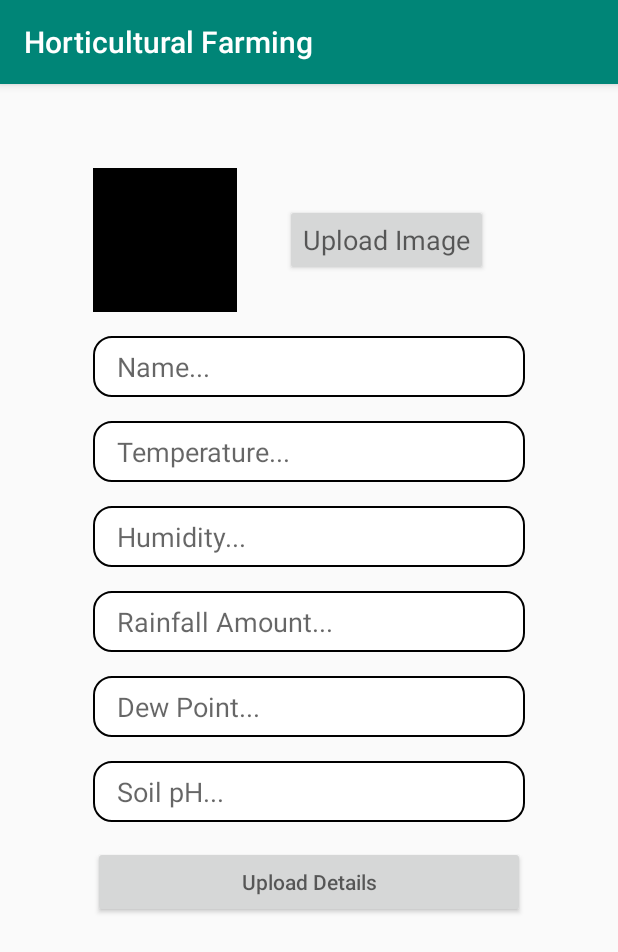
After one commit to CateNjeri01/horticultural_farming, an Android app: the AddRecommendationActivity screen opened directly, with no data from a screen before it, on a phone screen of 412 x 824 dp. The commit adds this screen. Shown: the top 952 px of the screen. Run offline under Robolectric (Android 15) with nearby library versions, the phone set to English and light mode, and no system bars; our stand-ins replace Firebase (no records; nobody signed in at launch, a user with empty details on screens opened directly); network calls fail; pictures from the network do not load.

Commit message:
Presentation Eve

```diff
--- a/app/build.gradle
+++ b/app/build.gradle
@@ -46,5 +46,7 @@ dependencies {
     implementation 'com.android.support:design:28.0.0'
     implementation 'com.android.support:cardview-v7:28.0.0'
     implementation 'com.android.support:recyclerview-v7:28.0.0'
+
+    implementation 'com.firebaseui:firebase-ui-database:4.3.2'
 }
 apply plugin: 'com.google.gms.google-services'
--- /dev/null
+++ b/app/src/main/java/tt/example/HorticulturalFarming/AddRecommendationActivity.java
@@ -0,0 +1,191 @@
+package tt.example.HorticulturalFarming;
+
+import android.Manifest;
+import android.content.Intent;
+import android.content.pm.PackageManager;
+import android.net.Uri;
+import android.os.Build;
+import android.support.annotation.Nullable;
+import android.support.v4.app.ActivityCompat;
+import android.support.v7.app.AppCompatActivity;
+import android.os.Bundle;
+import android.util.Log;
+import android.view.View;
+import android.widget.Button;
+import android.widget.EditText;
+import android.widget.ImageView;
+import android.widget.ProgressBar;
+import android.widget.Toast;
+
+import com.google.firebase.firestore.FirebaseFirestore;
+import com.google.firebase.storage.FirebaseStorage;
+import com.google.firebase.storage.StorageReference;
+import com.google.firebase.storage.UploadTask;
+
+import java.util.HashMap;
+import java.util.Map;
+import java.util.UUID;
+
+public class AddRecommendationActivity extends AppCompatActivity {
+
+    private static final String TAG = "AddRecommendationActivi";
+
+    public static final int IMAGE_RC = 100;
+    public static final int PERMISSON_RC = 101;
+
+    private Uri imageUri = null;
+
+    ImageView cropImageIV;
+    ProgressBar progressBar;
+    EditText nameET, tempET, humidityET, rainfallET, dewpointET, soilphET;
+    Button uploadImgBtn, uploadBtn;
+    private String mImageUrl;
+
+    @Override
+    protected void onCreate(Bundle savedInstanceState) {
+        super.onCreate(savedInstanceState);
+        setContentView(R.layout.activity_add_recommendation);
+
+        initComponents();
+
+        cropImageIV.setOnClickListener(v -> {
+
+            if (Build.VERSION.SDK_INT >= Build.VERSION_CODES.M) {
+
+                if (checkSelfPermission(Manifest.permission.READ_EXTERNAL_STORAGE) == PackageManager.PERMISSION_GRANTED) {
+                    openImageIntent();
+                } else {
+                    ActivityCompat.requestPermissions(this, new String[]{Manifest.permission.READ_EXTERNAL_STORAGE}, PERMISSON_RC);
+                }
+            } else {
+                openImageIntent();
+            }
+
+        });
+
+        uploadImgBtn.setOnClickListener(view -> uploadImage());
+
+        uploadBtn.setOnClickListener(view -> uploadDetails());
+    }
+
+    private void openImageIntent() {
+        Intent intent = new Intent();
+        intent.setType("image/*");
+        intent.setAction(Intent.ACTION_GET_CONTENT);
+
+        startActivityForResult(intent, IMAGE_RC);
+    }
+
+    private void initComponents() {
+
+        cropImageIV = findViewById(R.id.crop_image_iv);
+
+        progressBar = findViewById(R.id.progress);
+
+        nameET = findViewById(R.id.crop_name_et);
+        tempET = findViewById(R.id.crop_temp_et);
+        humidityET = findViewById(R.id.crop_humidity_et);
+        rainfallET = findViewById(R.id.crop_rainfall_et);
+        dewpointET = findViewById(R.id.crop_dewpoint_et);
+        soilphET = findViewById(R.id.crop_soilph_et);
+
+        uploadImgBtn = findViewById(R.id.upload_img_btn);
+        uploadBtn = findViewById(R.id.upload_btn);
+
+    }
+
+    @Override
+    protected void onActivityResult(int requestCode, int resultCode, @Nullable Intent data) {
+
+        if (resultCode == RESULT_OK) {
+
+            if (data != null) {
+                switch (requestCode) {
+                    case IMAGE_RC:
+                        imageUri = data.getData();
+                        cropImageIV.setImageURI(imageUri);
+                }
+            }
+        }
+
+        super.onActivityResult(requestCode, resultCode, data);
+    }
+
+    public void uploadImage() {
+        if (imageUri == null) return;
+
+        StorageReference cropRef = FirebaseStorage.getInstance().getReference("crops/" + UUID.randomUUID());
+
+
+        progressBar.setVisibility(View.VISIBLE);
+        progressBar.setProgress(0);
+        UploadTask cropUploadTask = cropRef.putFile(imageUri);
+        cropUploadTask
+                .addOnSuccessListener(taskSnapshot -> {
+                    cropRef.getDownloadUrl()
+                            .addOnSuccessListener(uri -> setImageURL(uri.toString()))
+                            .addOnFailureListener(e -> Log.e(TAG, "uploadImage: DownloadURL", e));
+
+                    progressBar.setVisibility(View.INVISIBLE);
+                })
+                .addOnFailureListener(e -> {
+                    Log.e(TAG, "uploadImage: Upload", e);
+                    progressBar.setVisibility(View.INVISIBLE);
+                })
+                .addOnProgressListener(taskSnapshot -> {
+                    int progress = (int) (100 * (taskSnapshot.getBytesTransferred() / taskSnapshot.getTotalByteCount()));
+                    progressBar.setProgress(progress);
+                });
+
+    }
+
+    private void setImageURL(String imageURL) {
+        mImageUrl = imageURL;
+
+        Log.d(TAG, "setImageURL: " + imageURL);
+    }
+
+
+    private void uploadDetails() {
+        String name = nameET.getText().toString().trim();
+        String temp = tempET.getText().toString().trim();
+        String humidity = humidityET.getText().toString().trim();
+        String rainfall = rainfallET.getText().toString().trim();
+        String dewPoint = dewpointET.getText().toString().trim();
+        String soilpH = soilphET.getText().toString().trim();
+
+        if (name.isEmpty() || temp.isEmpty() || humidity.isEmpty() || rainfall.isEmpty() || dewPoint.isEmpty() || soilpH.isEmpty()) {
+            Toast.makeText(this, "Fill in all the fields", Toast.LENGTH_SHORT).show();
+            return;
+        }
+
+        Map crop = new HashMap();
+        crop.put("name", name);
+        crop.put("image", mImageUrl);
+        crop.put("temp", temp);
+        crop.put("humidity", humidity);
+        crop.put("rainfall", rainfall);
+        crop.put("dewpoint", dewPoint);
+        crop.put("soilph", soilpH);
+
+        progressBar.setVisibility(View.VISIBLE);
+
+        FirebaseFirestore.getInstance().collection("recommendations")
+                .add(crop)
+                .addOnSuccessListener(documentReference -> {
+
+                    nameET.setText("");
+                    tempET.setText("");
+                    humidityET.setText("");
+                    rainfallET.setText("");
+                    dewpointET.setText("");
+                    soilphET.setText("");
+
+                    Toast.makeText(this, "Crop Recommendation Added", Toast.LENGTH_SHORT).show();
+                })
+                .addOnFailureListener(e -> Log.e(TAG, "uploadDetails: Upload", e));
+
+        progressBar.setVisibility(View.INVISIBLE);
+
+    }
+}
--- /dev/null
+++ b/app/src/main/res/drawable/tfbg.xml
@@ -0,0 +1,11 @@
+<?xml version="1.0" encoding="utf-8"?>
+<shape xmlns:android="http://schemas.android.com/apk/res/android"
+    android:shape="rectangle">
+
+    <solid android:color="@android:color/white" />
+    <corners android:radius="12dp" />
+    <stroke
+        android:width="1dp"
+        android:color="@android:color/black" />
+
+</shape>
--- /dev/null
+++ b/app/src/main/res/layout/activity_add_recommendation.xml
@@ -0,0 +1,129 @@
+<?xml version="1.0" encoding="utf-8"?>
+<RelativeLayout xmlns:android="http://schemas.android.com/apk/res/android"
+    xmlns:app="http://schemas.android.com/apk/res-auto"
+    xmlns:tools="http://schemas.android.com/tools"
+    android:layout_width="match_parent"
+    android:layout_height="match_parent"
+    tools:context=".AddRecommendationActivity">
+
+    <ProgressBar
+        android:id="@+id/progress"
+        style="?android:attr/progressBarStyleHorizontal"
+        android:layout_width="288dp"
+        android:layout_height="wrap_content"
+        android:visibility="invisible"
+        android:progress="20"
+        android:layout_centerHorizontal="true"
+        android:layout_marginTop="32dp" />
+
+    <LinearLayout
+        android:id="@+id/ll"
+        android:layout_width="288dp"
+        android:layout_height="wrap_content"
+        android:layout_below="@id/progress"
+        android:layout_centerHorizontal="true"
+        android:layout_marginTop="8dp"
+        android:orientation="horizontal">
+
+        <ImageView
+            android:id="@+id/crop_image_iv"
+            android:layout_width="96dp"
+            android:layout_height="96dp"
+            android:background="@android:color/black" />
+
+        <Button
+            android:id="@+id/upload_img_btn"
+            android:layout_width="wrap_content"
+            android:layout_height="wrap_content"
+            android:layout_gravity="center_vertical"
+            android:layout_marginStart="32dp"
+            android:text="Upload Image"
+            android:textAppearance="?android:attr/textAppearanceMedium" />
+    </LinearLayout>
+
+    <EditText
+        android:id="@+id/crop_name_et"
+        android:layout_width="288dp"
+        android:layout_height="wrap_content"
+        android:layout_below="@id/ll"
+        android:layout_centerHorizontal="true"
+        android:layout_marginTop="16dp"
+        android:background="@drawable/tfbg"
+        android:hint="Name..."
+        android:padding="8dp"
+        android:paddingStart="16dp" />
+
+    <EditText
+        android:id="@+id/crop_temp_et"
+        android:layout_width="288dp"
+        android:layout_height="wrap_content"
+        android:layout_below="@+id/crop_name_et"
+        android:layout_centerHorizontal="true"
+        android:layout_marginTop="16dp"
+        android:background="@drawable/tfbg"
+        android:hint="Temperature..."
+        android:padding="8dp"
+        android:paddingStart="16dp" />
+
+    <EditText
+        android:id="@+id/crop_humidity_et"
+        android:layout_width="288dp"
+        android:layout_height="wrap_content"
+        android:layout_below="@+id/crop_temp_et"
+        android:layout_centerHorizontal="true"
+        android:layout_marginTop="16dp"
+        android:background="@drawable/tfbg"
+        android:hint="Humidity..."
+        android:padding="8dp"
+        android:paddingStart="16dp" />
+
+    <EditText
+        android:id="@+id/crop_rainfall_et"
+        android:layout_width="288dp"
+        android:layout_height="wrap_content"
+        android:layout_below="@+id/crop_humidity_et"
+        android:layout_centerHorizontal="true"
+        android:layout_marginTop="16dp"
+        android:background="@drawable/tfbg"
+        android:hint="Rainfall Amount..."
+        android:padding="8dp"
+        android:paddingStart="16dp" />
+
+
+    <EditText
+        android:id="@+id/crop_dewpoint_et"
+        android:layout_width="288dp"
+        android:layout_height="wrap_content"
+        android:layout_below="@+id/crop_rainfall_et"
+        android:layout_centerHorizontal="true"
+        android:layout_marginTop="16dp"
+        android:background="@drawable/tfbg"
+        android:hint="Dew Point..."
+        android:padding="8dp"
+        android:paddingStart="16dp" />
+
+
+    <EditText
+        android:id="@+id/crop_soilph_et"
+        android:layout_width="288dp"
+        android:layout_height="wrap_content"
+        android:layout_below="@+id/crop_dewpoint_et"
+        android:layout_centerHorizontal="true"
+        android:layout_marginTop="16dp"
+        android:background="@drawable/tfbg"
+        android:hint="Soil pH..."
+        android:padding="8dp"
+        android:paddingStart="16dp" />
+
+    <Button
+        android:id="@+id/upload_btn"
+        android:layout_width="288dp"
+        android:layout_height="wrap_content"
+        android:layout_below="@id/crop_soilph_et"
+        android:layout_centerHorizontal="true"
+        android:layout_marginTop="16dp"
+        android:hint="Upload Details"
+        android:padding="8dp"
+        android:textAllCaps="false" />
+
+</RelativeLayout>
--- a/build.gradle
+++ b/build.gradle
@@ -4,10 +4,11 @@ buildscript {
     repositories {
         google()
         jcenter()
+        mavenCentral()
 
     }
     dependencies {
-        classpath 'com.android.tools.build:gradle:3.3.2'
+        classpath 'com.android.tools.build:gradle:3.4.1'
         classpath 'com.google.gms:google-services:4.0.1'
 
         // NOTE: Do not place your application dependencies here; they belong
```
Also changed, not shown: app/src/main/AndroidManifest.xml (+7 -1 lines), app/src/main/java/tt/example/HorticulturalFarming/Adapters/RecommendationsAdapter.java (added, +65 -0 lines), app/src/main/java/tt/example/HorticulturalFarming/CropSuggestionsActivity.java (added, +94 -0 lines), app/src/main/java/tt/example/HorticulturalFarming/MainActivity.java (+14 -7 lines), app/src/main/java/tt/example/HorticulturalFarming/models/Recommendation.java (added, +25 -0 lines), app/src/main/res/layout/activity_crop_suggestions.xml (added, +57 -0 lines), app/src/main/res/layout/activity_main.xml (+13 -1 lines), app/src/main/res/layout/single_rec_view.xml (added, +28 -0 lines), gradle/wrapper/gradle-wrapper.properties.
